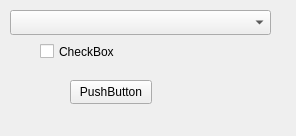
Old version of the form corelib/indicators/lualineindicator/lualineindicatorconfigurationeditor.ui in the repository templait/atrade.
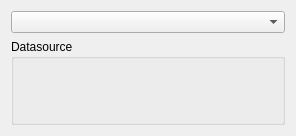
New version of the form. Custom widgets are drawn as their Qt base class.

Diff of the .ui file:
```diff
--- a/corelib/indicators/lualineindicator/lualineindicatorconfigurationeditor.ui
+++ b/corelib/indicators/lualineindicator/lualineindicatorconfigurationeditor.ui
@@ -13,42 +13,19 @@
   <property name="windowTitle">
    <string>Form</string>
   </property>
-  <widget class="QPushButton" name="pushButton">
-   <property name="geometry">
-    <rect>
-     <x>70</x>
-     <y>80</y>
-     <width>82</width>
-     <height>24</height>
-    </rect>
-   </property>
-   <property name="text">
-    <string>PushButton</string>
-   </property>
-  </widget>
-  <widget class="QCheckBox" name="checkBox">
-   <property name="geometry">
-    <rect>
-     <x>40</x>
-     <y>40</y>
-     <width>88</width>
-     <height>23</height>
-    </rect>
-   </property>
-   <property name="text">
-    <string>CheckBox</string>
-   </property>
-  </widget>
-  <widget class="ProductComboBox" name="cbDataSources">
-   <property name="geometry">
-    <rect>
-     <x>10</x>
-     <y>10</y>
-     <width>261</width>
-     <height>25</height>
-    </rect>
-   </property>
-  </widget>
+  <layout class="QVBoxLayout" name="verticalLayout">
+   <item>
+    <widget class="ProductComboBox" name="cbProduct"/>
+   </item>
+   <item>
+    <widget class="QGroupBox" name="gbDataSource">
+     <property name="title">
+      <string>Datasource</string>
+     </property>
+     <layout class="QVBoxLayout" name="verticalLayout_3"/>
+    </widget>
+   </item>
+  </layout>
  </widget>
  <customwidgets>
   <customwidget>
```
